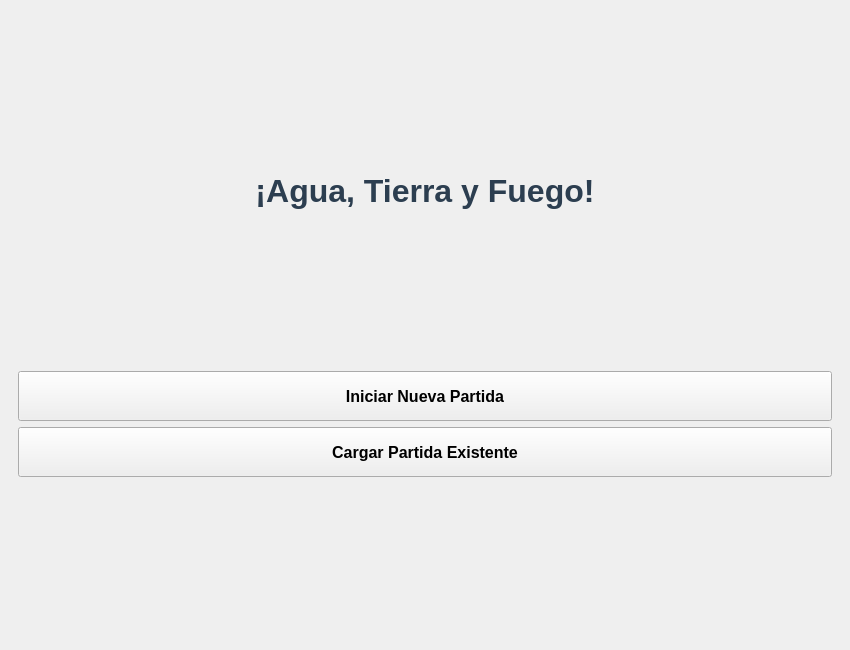
Matiigz/tp-juego-poo, file ui/MainWindow.ui: the form before one commit.
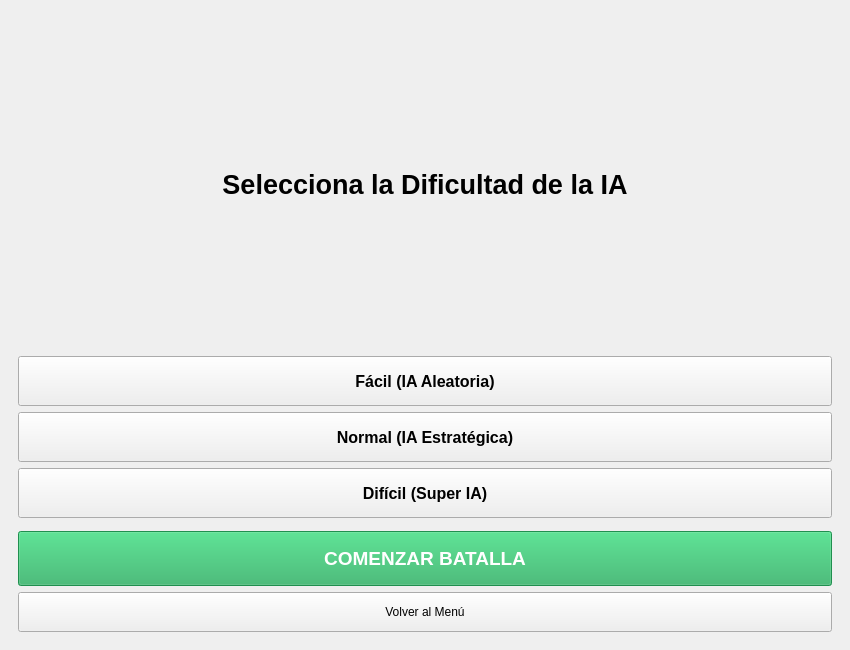
The form after the commit. The open tabs and pages were chosen to show the change.

Patch:
```diff
--- a/ui/MainWindow.ui
+++ b/ui/MainWindow.ui
@@ -24,102 +24,105 @@
        <layout class="QVBoxLayout" name="verticalLayout_2">
         <item>
          <spacer name="verticalSpacer">
-          <property name="orientation">
-           <enum>Qt::Orientation::Vertical</enum>
-          </property>
-          <property name="sizeHint" stdset="0">
-           <size>
-            <width>0</width>
-            <height>0</height>
-           </size>
-          </property>
+          <property name="orientation"><enum>Qt::Vertical</enum></property>
          </spacer>
         </item>
         <item>
          <widget class="QLabel" name="lblTitulo">
-          <property name="font">
-           <font>
-            <pointsize>24</pointsize>
-            <bold>true</bold>
-           </font>
-          </property>
-          <property name="styleSheet">
-           <string>color: #2c3e50;</string>
-          </property>
-          <property name="text">
-           <string>¡Agua, Tierra y Fuego!</string>
-          </property>
-          <property name="alignment">
-           <set>Qt::AlignmentFlag::AlignCenter</set>
-          </property>
+          <property name="font"><font><pointsize>24</pointsize><weight>75</weight><bold>true</bold></font></property>
+          <property name="styleSheet"><string>color: #2c3e50;</string></property>
+          <property name="text"><string>¡Agua, Tierra y Fuego!</string></property>
+          <property name="alignment"><set>Qt::AlignCenter</set></property>
          </widget>
         </item>
         <item>
          <spacer name="verticalSpacer_2">
-          <property name="orientation">
-           <enum>Qt::Orientation::Vertical</enum>
-          </property>
-          <property name="sizeHint" stdset="0">
-           <size>
-            <width>0</width>
-            <height>0</height>
-           </size>
-          </property>
+          <property name="orientation"><enum>Qt::Vertical</enum></property>
          </spacer>
         </item>
         <item>
          <widget class="QPushButton" name="btnIniciarJuego">
-          <property name="minimumSize">
-           <size>
-            <width>0</width>
-            <height>50</height>
-           </size>
-          </property>
-          <property name="font">
-           <font>
-            <pointsize>12</pointsize>
-            <bold>true</bold>
-           </font>
-          </property>
-          <property name="text">
-           <string>Iniciar Nueva Partida</string>
-          </property>
+          <property name="minimumSize"><size><width>0</width><height>50</height></size></property>
+          <property name="font"><font><pointsize>12</pointsize><weight>75</weight><bold>true</bold></font></property>
+          <property name="text"><string>Iniciar Nueva Partida</string></property>
          </widget>
         </item>
         <item>
          <widget class="QPushButton" name="btnCargarJuegoInicio">
-          <property name="minimumSize">
-           <size>
-            <width>0</width>
-            <height>50</height>
-           </size>
-          </property>
-          <property name="font">
-           <font>
-            <pointsize>12</pointsize>
-            <bold>true</bold>
-           </font>
-          </property>
-          <property name="text">
-           <string>Cargar Partida Existente</string>
-          </property>
+          <property name="minimumSize"><size><width>0</width><height>50</height></size></property>
+          <property name="font"><font><pointsize>12</pointsize><weight>75</weight><bold>true</bold></font></property>
+          <property name="text"><string>Cargar Partida Existente</string></property>
          </widget>
         </item>
         <item>
          <spacer name="verticalSpacer_3">
-          <property name="orientation">
-           <enum>Qt::Orientation::Vertical</enum>
-          </property>
-          <property name="sizeHint" stdset="0">
-           <size>
-            <width>0</width>
-            <height>0</height>
-           </size>
-          </property>
+          <property name="orientation"><enum>Qt::Vertical</enum></property>
          </spacer>
         </item>
        </layout>
       </widget>
+      <widget class="QWidget" name="pageDificultad">
+       <layout class="QVBoxLayout" name="verticalLayout_dif">
+        <item>
+         <spacer name="verticalSpacer_dif1">
+          <property name="orientation"><enum>Qt::Vertical</enum></property>
+         </spacer>
+        </item>
+        <item>
+         <widget class="QLabel" name="lblTituloDificultad">
+          <property name="font"><font><pointsize>20</pointsize><weight>75</weight><bold>true</bold></font></property>
+          <property name="text"><string>Selecciona la Dificultad de la IA</string></property>
+          <property name="alignment"><set>Qt::AlignCenter</set></property>
+         </widget>
+        </item>
+        <item>
+         <spacer name="verticalSpacer_dif2">
+          <property name="orientation"><enum>Qt::Vertical</enum></property>
+         </spacer>
+        </item>
+        <item>
+         <widget class="QPushButton" name="btnDificultadAleatoria">
+          <property name="minimumSize"><size><width>0</width><height>50</height></size></property>
+          <property name="font"><font><pointsize>12</pointsize><weight>75</weight><bold>true</bold></font></property>
+          <property name="text"><string>Fácil (IA Aleatoria)</string></property>
+         </widget>
+        </item>
+        <item>
+         <widget class="QPushButton" name="btnDificultadEstrategica">
+          <property name="minimumSize"><size><width>0</width><height>50</height></size></property>
+          <property name="font"><font><pointsize>12</pointsize><weight>75</weight><bold>true</bold></font></property>
+          <property name="text"><string>Normal (IA Estratégica)</string></property>
+         </widget>
+        </item>
+        <item>
+         <widget class="QPushButton" name="btnDificultadSuperIA">
+          <property name="minimumSize"><size><width>0</width><height>50</height></size></property>
+          <property name="font"><font><pointsize>12</pointsize><weight>75</weight><bold>true</bold></font></property>
+          <property name="text"><string>Difícil (Super IA)</string></property>
+         </widget>
+        </item>
+        <item>
+         <spacer name="verticalSpacer_dif3">
+          <property name="orientation"><enum>Qt::Vertical</enum></property>
+         </spacer>
+        </item>
+        <item>
+         <widget class="QPushButton" name="btnContinuarJuego">
+          <property name="minimumSize"><size><width>0</width><height>55</height></size></property>
+          <property name="font"><font><pointsize>14</pointsize><weight>75</weight><bold>true</bold></font></property>
+          <property name="styleSheet"><string>background-color: #27ae60; color: white;</string></property>
+          <property name="text"><string>COMENZAR BATALLA</string></property>
+          <property name="enabled"><bool>false</bool></property>
+         </widget>
+        </item>
+        <item>
+         <widget class="QPushButton" name="btnVolverDificultad">
+          <property name="minimumSize"><size><width>0</width><height>40</height></size></property>
+          <property name="text"><string>Volver al Menú</string></property>
+         </widget>
+        </item>
+       </layout>
+      </widget>
       <widget class="QWidget" name="pageJuego">
        <layout class="QVBoxLayout" name="verticalLayout_3">
         <item>
```
Left out of the diff: 158 changed lines with no effect on the pictures.
